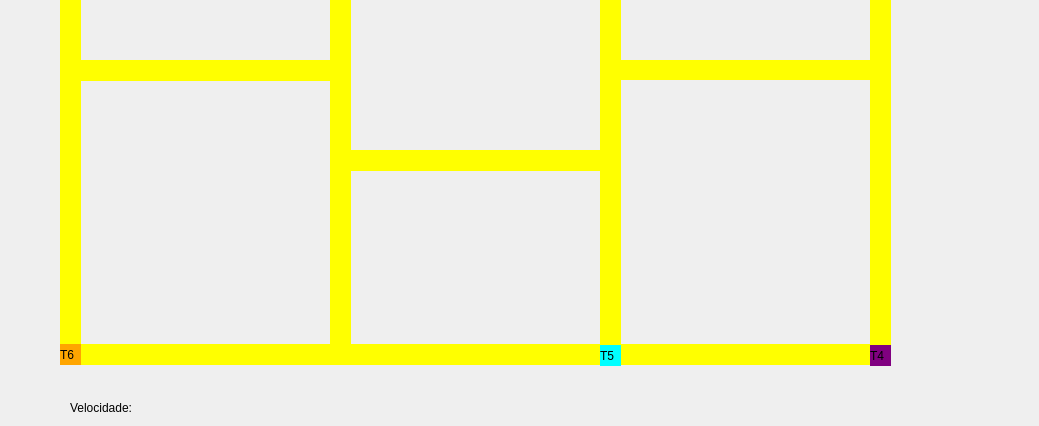
First picture: the form in mainwindow.ui, repository LuigiVanin/os-project-thread-mutex, before the edit; both pictures show x 0 to 1039 and y 107 to 533 of the 1039 by 777 pixel window.
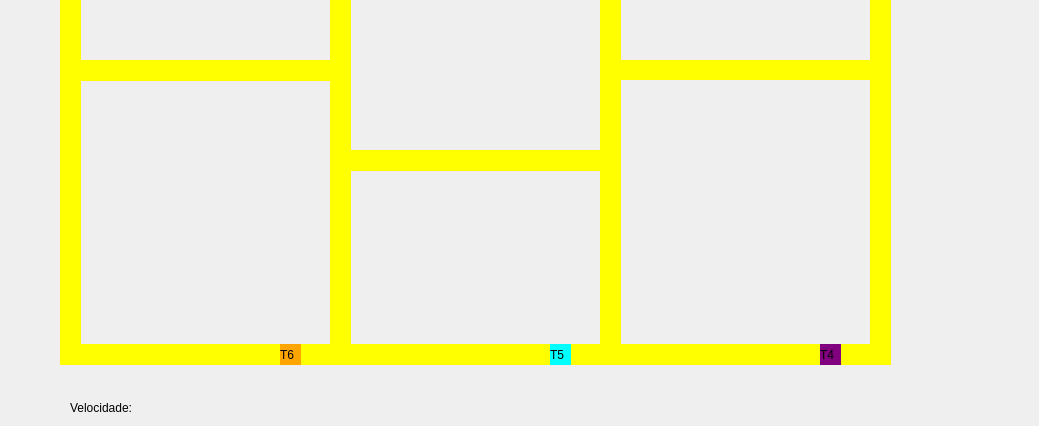
Second picture: the form after the edit.

Patch:
```diff
--- a/mainwindow.ui
+++ b/mainwindow.ui
@@ -152,7 +152,7 @@
      </rect>
     </property>
     <property name="styleSheet">
-     <string notr="true">QLabel { background: yellow}</string>
+     <string notr="true">QLabel { background: yellow; color: red}</string>
     </property>
     <property name="text">
      <string/>
@@ -168,11 +168,14 @@
      </rect>
     </property>
     <property name="styleSheet">
-     <string notr="true">QLabel { background: yellow}</string>
+     <string notr="true">QLabel { background: yellow; color: red}</string>
     </property>
     <property name="text">
      <string/>
     </property>
+    <property name="alignment">
+     <set>Qt::AlignmentFlag::AlignCenter</set>
+    </property>
    </widget>
    <widget class="QLabel" name="label_trilho19">
     <property name="geometry">
@@ -184,7 +187,7 @@
      </rect>
     </property>
     <property name="styleSheet">
-     <string notr="true">QLabel { background: yellow}</string>
+     <string notr="true">QLabel { background: yellow; color: red}</string>
     </property>
     <property name="text">
      <string/>
@@ -216,7 +219,7 @@
      </rect>
     </property>
     <property name="styleSheet">
-     <string notr="true">QLabel { background: yellow}</string>
+     <string notr="true">QLabel { background: yellow; color: red}</string>
     </property>
     <property name="text">
      <string/>
@@ -328,7 +331,7 @@
      </rect>
     </property>
     <property name="styleSheet">
-     <string notr="true">QLabel { background: yellow}</string>
+     <string notr="true">QLabel { background: yellow; color: red}</string>
     </property>
     <property name="text">
      <string/>
@@ -344,7 +347,7 @@
      </rect>
     </property>
     <property name="styleSheet">
-     <string notr="true">QLabel { background: yellow}</string>
+     <string notr="true">QLabel { background: yellow; color: red}</string>
     </property>
     <property name="text">
      <string/>
@@ -369,8 +372,8 @@
    <widget class="QLabel" name="label_trem4">
     <property name="geometry">
      <rect>
-      <x>870</x>
-      <y>435</y>
+      <x>820</x>
+      <y>434</y>
       <width>21</width>
       <height>21</height>
      </rect>
@@ -385,8 +388,8 @@
    <widget class="QLabel" name="label_trem5">
     <property name="geometry">
      <rect>
-      <x>600</x>
-      <y>435</y>
+      <x>550</x>
+      <y>434</y>
       <width>21</width>
       <height>21</height>
      </rect>
@@ -401,7 +404,7 @@
    <widget class="QLabel" name="label_trem6">
     <property name="geometry">
      <rect>
-      <x>60</x>
+      <x>280</x>
       <y>434</y>
       <width>21</width>
       <height>21</height>
```
Left out of the diff: 26 changed lines with no effect on the pictures.
